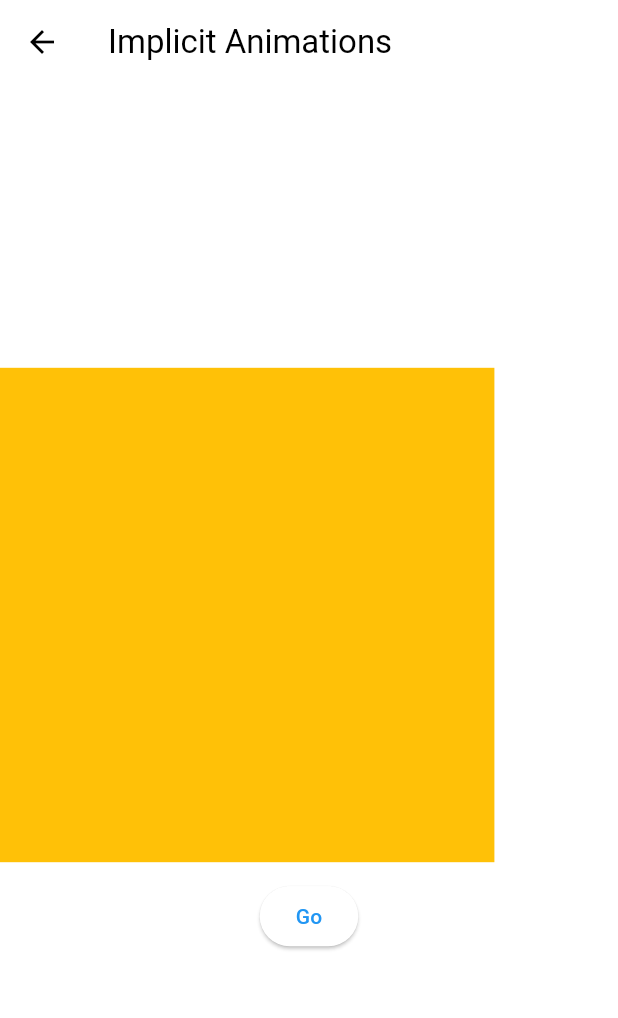
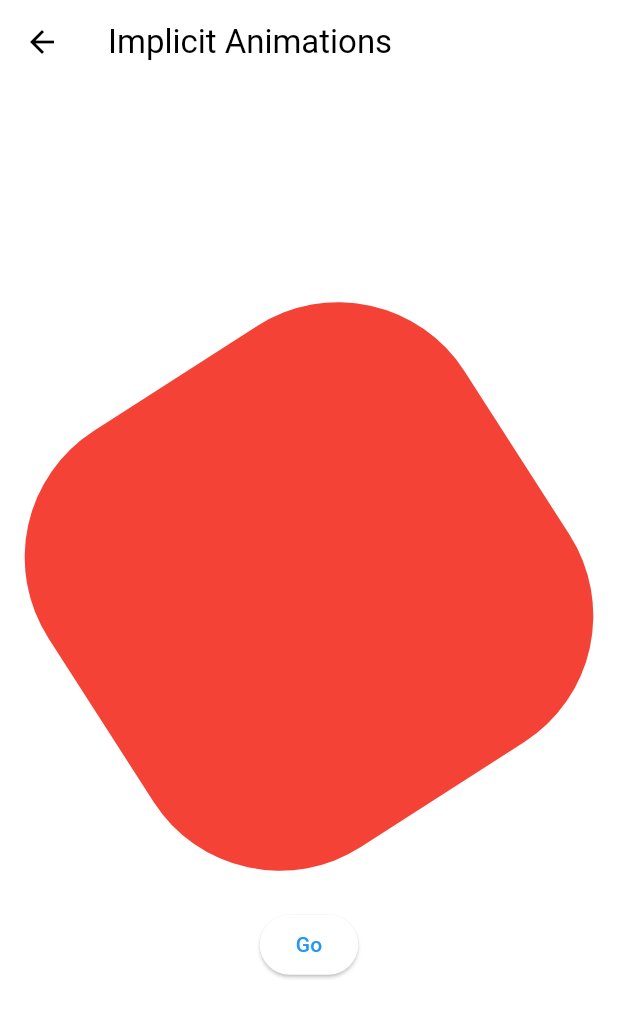
Before and after one commit to cskime/nomadcoders-flutter-animations-masterclass, a Flutter app: the ImplicitAnimationsScreen screen opened directly, on a phone screen of 412 x 824 dp. Shown: the top 1018 px of the screen. Run offline on Flutter 3.47's test engine with Material 3 defaults, Android fonts, the phone set to English and light mode, and no system bars.

Commit message:
#1.2 AnimatedContainer

```diff
--- a/lib/screens/implicit_animations_screen.dart
+++ b/lib/screens/implicit_animations_screen.dart
@@ -28,20 +28,18 @@ class _ImplicitAnimationsScreenState extends State<ImplicitAnimationsScreen> {
         child: Column(
           mainAxisAlignment: MainAxisAlignment.center,
           children: [
-            AnimatedAlign(
-              alignment: _visible ? Alignment.topLeft : Alignment.topRight,
+            AnimatedContainer(
               duration: const Duration(seconds: 1),
-              child: AnimatedOpacity(
-                opacity: _visible ? 1 : 0.2,
-                duration: const Duration(seconds: 1),
-                child: Container(
-                  width: size.width * 0.8,
-                  height: size.width * 0.8,
-                  color: Colors.amber,
-                ),
+              width: size.width * 0.8,
+              height: size.width * 0.8,
+              transform: Matrix4.rotationZ(_visible ? 1 : 0),
+              transformAlignment: Alignment.center,
+              decoration: BoxDecoration(
+                color: _visible ? Colors.red : Colors.amber,
+                borderRadius: BorderRadius.circular(_visible ? 100 : 0),
               ),
             ),
-            const SizedBox(height: 12),
+            const SizedBox(height: 50),
             ElevatedButton(
               onPressed: _trigger,
               child: const Text("Go"),
```
Also changed, not shown: 1 other file.
